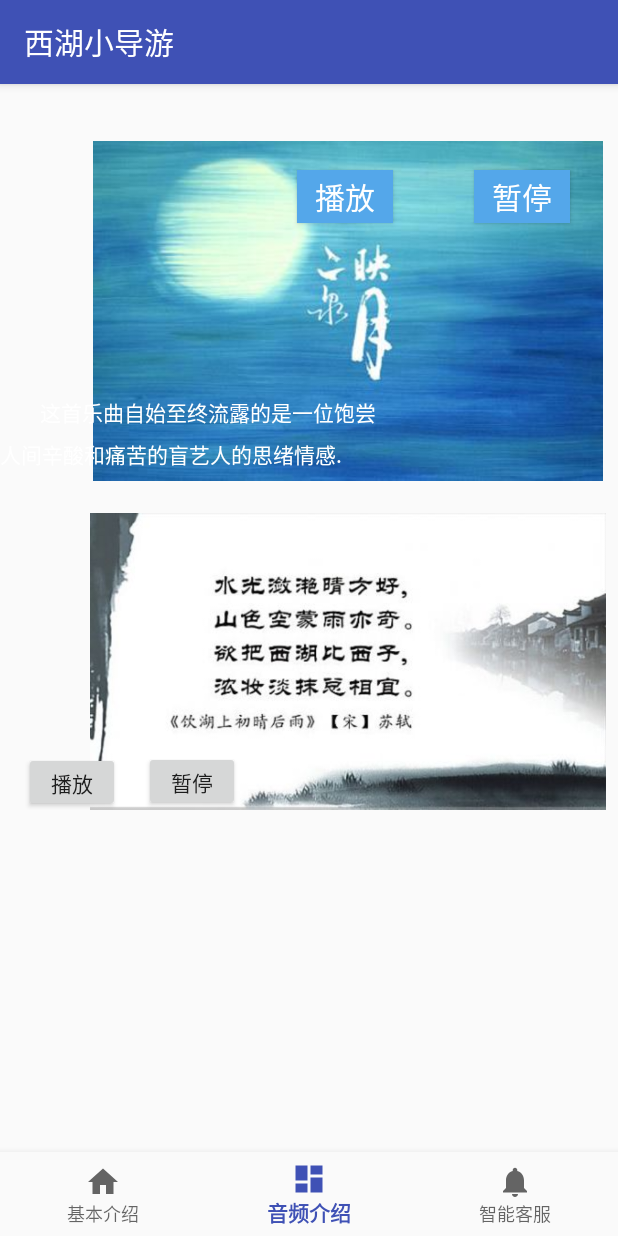
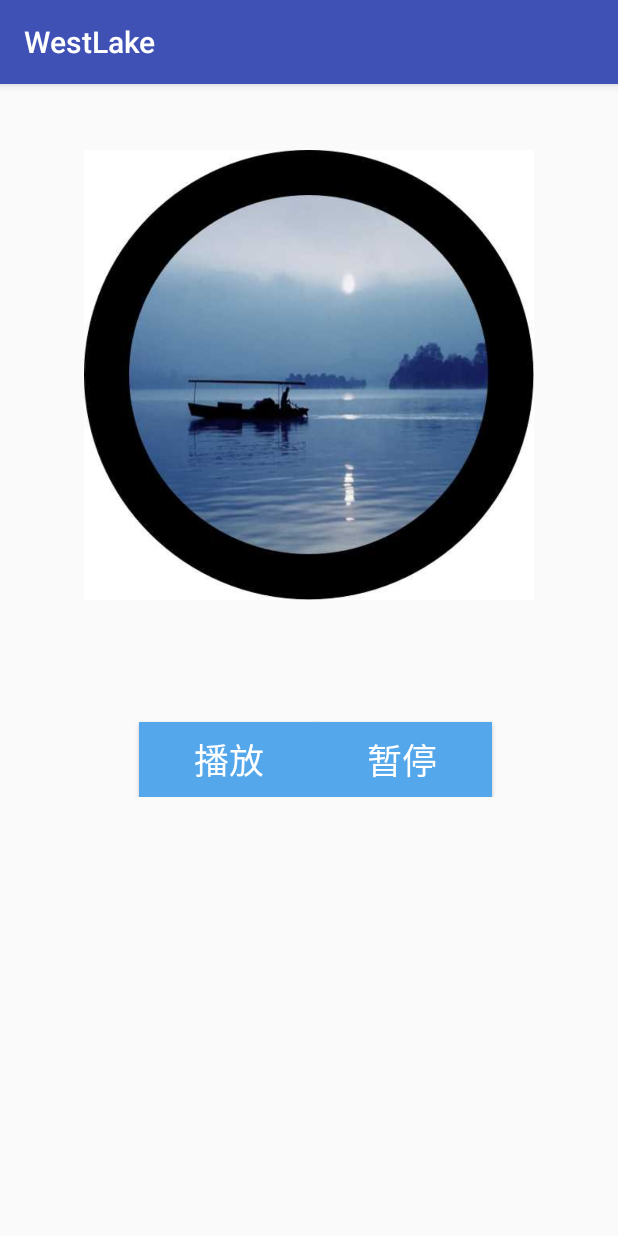
Before and after one commit to aci456852/Android, an Android app: the screen it shows after launch (MainActivity before the commit, FragmentTrailer after it), item 2 of the bottom bar chosen, on a phone screen of 412 x 824 dp. Run offline under Robolectric (Android 15) with nearby library versions, the phone set to English and light mode, and no system bars.

Commit message:
修改音乐播放方式为service

```diff
--- a/WestLakeBB3/app/src/main/AndroidManifest.xml
+++ b/WestLakeBB3/app/src/main/AndroidManifest.xml
@@ -21,6 +21,7 @@
                 <category android:name="android.intent.category.LAUNCHER" />
             </intent-filter>
         </activity>
+        <activity  android:name=".FragmentTrailer" />
         <activity
             android:name=".FragmentCustomservices"
             android:label="@string/title_robot"
@@ -36,6 +37,7 @@
         <activity android:name=".ten_eight_sorth" />
         <activity android:name=".ten_nine_leifeng" />
         <activity android:name=".ten_ten_hehua"></activity>
+        <service android:name=".MusicService"  android:exported="false"/>
     </application>
-
+    <uses-permission android:name="android.permission.WRITE_EXTERNAL_STORAGE"></uses-permission>
 </manifest>
--- a/WestLakeBB3/app/src/main/java/com/example/administrator/highlevel/FragmentTrailer.java
+++ b/WestLakeBB3/app/src/main/java/com/example/administrator/highlevel/FragmentTrailer.java
@@ -1,6 +1,10 @@
 package com.example.administrator.highlevel;
 
 import android.app.Fragment;
+import android.content.ComponentName;
+import android.content.Intent;
+import android.content.ServiceConnection;
+import android.content.pm.PackageManager;
 import android.graphics.drawable.AnimationDrawable;
 import android.media.AudioManager;
 import android.media.MediaPlayer;
@@ -9,64 +13,72 @@ import android.net.Uri;
 import android.os.Build;
 import android.os.Bundle;
 import android.os.Environment;
+import android.os.Handler;
+import android.os.IBinder;
+import android.os.Message;
 import android.support.annotation.Nullable;
 import android.support.annotation.RequiresApi;
+import android.support.v4.app.ActivityCompat;
+import android.support.v4.content.ContextCompat;
+import android.support.v7.app.AppCompatActivity;
+import android.text.TextUtils;
 import android.view.LayoutInflater;
 import android.view.View;
+import android.view.View.OnClickListener;
 import android.view.ViewGroup;
 import android.view.animation.Animation;
 import android.view.animation.AnimationUtils;
 import android.widget.Button;
+import android.widget.EditText;
 import android.widget.ImageView;
 import android.widget.SeekBar;
+import android.widget.Toast;
 import android.widget.VideoView;
 
 import java.io.IOException;
+
+import static android.content.Context.BIND_AUTO_CREATE;
 
 
 /**
  * Created by Administrator on 2017/12/8.
  */
 
-public class FragmentTrailer extends Fragment {
-    MediaPlayer mediaPlayer1;
-    MediaPlayer mediaPlayer2;
-    @RequiresApi(api = Build.VERSION_CODES.LOLLIPOP)
-    public View onCreateView(LayoutInflater inflater, @Nullable ViewGroup container, Bundle savedInstanceState) {
-        View view=inflater.inflate(R.layout.fragment_trailer,container,false);
-        mediaPlayer1 = MediaPlayer.create(getActivity(),R.raw.two);
-        mediaPlayer2 = MediaPlayer.create(getActivity(),R.raw.shici);
+public class FragmentTrailer extends AppCompatActivity{
 
-        Button button= (Button) view.findViewById(R.id.button3);
-        button.setOnClickListener(new View.OnClickListener() {
-            @Override
-            public void onClick(View v) {
-                mediaPlayer1.start();
-            }
-        });
-        Button button2=(Button) view.findViewById(R.id.button2);
-        button2.setOnClickListener(new View.OnClickListener() {
-            @Override
-            public void onClick(View v) {
-                mediaPlayer1.pause();
-            }
-        });
-
-        Button button5= (Button) view.findViewById(R.id.button5);
-        button5.setOnClickListener(new View.OnClickListener() {
-            @Override
-            public void onClick(View v) {
-                mediaPlayer2.start();
-            }
-        });
-        Button button4=(Button) view.findViewById(R.id.button4);
-        button4.setOnClickListener(new View.OnClickListener() {
-            @Override
-            public void onClick(View v) {
-                mediaPlayer2.pause();
-            }
-        });
-        return view;
+    private  Button start,stop;
+    @Override
+    protected void onCreate(Bundle savedInstanceState) {
+        super.onCreate(savedInstanceState);
+        setContentView(R.layout.fragment_trailer);
+        start=(Button)findViewById(R.id.button_play1);
+        stop=(Button)findViewById(R.id.button_stop1);
+        start.setOnClickListener(startlis);
+        stop.setOnClickListener(stoplis);
     }
 
+    private void requestPower() {
+        if (ContextCompat.checkSelfPermission(this, android.Manifest.permission.READ_EXTERNAL_STORAGE) != PackageManager.PERMISSION_GRANTED) {
+            ActivityCompat.requestPermissions(this, new String[]{android.Manifest.permission.READ_EXTERNAL_STORAGE}, 1);
+        }
+    }
+    private OnClickListener startlis=new OnClickListener(){
+
+        @Override
+        public void onClick(View v) {
+            //启动服务
+            startService(new Intent(FragmentTrailer.this, MusicService.class));
+        }
+
+    };
+    private OnClickListener stoplis=new OnClickListener(){
+
+        @Override
+        public void onClick(View v) {
+            //停止服务
+            stopService(new Intent(FragmentTrailer.this,MusicService.class));
+        }
+
+    };
+
 }
--- a/WestLakeBB3/app/src/main/java/com/example/administrator/highlevel/MainActivity.java
+++ b/WestLakeBB3/app/src/main/java/com/example/administrator/highlevel/MainActivity.java
@@ -27,13 +27,12 @@ public class MainActivity extends AppCompatActivity {
                     transaction.commit();
                     return true;
                 case R.id.fragment_Trailer:
-                    Fragment fragmentTrailer=new FragmentTrailer();
-                    transaction.replace(R.id.content,fragmentTrailer);
-                    transaction.commit();
+                    Intent intent = new Intent(MainActivity.this,FragmentTrailer.class);
+                    startActivity(intent);
                     return true;
                 case R.id.fragment_Customerservice:
-                    Intent intent = new Intent(MainActivity.this,FragmentCustomservices.class);
-                    startActivity(intent);
+                    Intent intent2 = new Intent(MainActivity.this,FragmentCustomservices.class);
+                    startActivity(intent2);
                     return true;
             }
             return false;
--- /dev/null
+++ b/WestLakeBB3/app/src/main/java/com/example/administrator/highlevel/MusicService.java
@@ -0,0 +1,32 @@
+package com.example.administrator.highlevel;
+
+/**
+ * Created by lzy on 2018/12/25.
+ */
+
+import android.app.Service;
+import android.content.Intent;
+import android.media.MediaPlayer;
+import android.os.IBinder;
+
+public class MusicService extends Service {
+
+    public MediaPlayer mediaPlayer;
+    public IBinder onBind(Intent intent) {
+        return null;
+    }
+    public void onCreate(){
+        super.onCreate();
+        mediaPlayer = MediaPlayer.create(this, R.raw.two);
+    }
+    @Override
+    public void onStart(Intent intent, int startId) {
+        super.onStart(intent, startId);
+        mediaPlayer.start();
+    }
+    @Override
+    public void onDestroy() {
+        super.onDestroy();
+        mediaPlayer.stop();
+    }
+}
--- a/WestLakeBB3/app/src/main/res/layout/fragment_trailer.xml
+++ b/WestLakeBB3/app/src/main/res/layout/fragment_trailer.xml
@@ -17,114 +17,48 @@
 
                 <ImageView
                     android:id="@+id/imageView7"
-                    android:layout_width="340dp"
-                    android:layout_height="239dp"
+                    android:layout_width="300dp"
+                    android:layout_height="300dp"
                     android:layout_alignParentLeft="true"
                     android:layout_alignParentStart="true"
-                    android:layout_marginRight="10dp"
-                    android:layout_marginTop="31dp"
+                    android:layout_marginBottom="8dp"
+                    android:layout_marginLeft="8dp"
+                    android:layout_marginRight="8dp"
+                    android:layout_marginTop="8dp"
+                    app:layout_constraintBottom_toBottomOf="parent"
+                    app:layout_constraintLeft_toLeftOf="parent"
                     app:layout_constraintRight_toRightOf="parent"
                     app:layout_constraintTop_toTopOf="parent"
+                    app:layout_constraintVertical_bias="0.226"
                     app:srcCompat="@drawable/erquanyy" />
 
                 <Button
-                    android:id="@+id/button2"
+                    android:id="@+id/button_play1"
                     style="@style/LabelStyle"
-                    android:layout_width="64dp"
-                    android:layout_height="35dp"
+                    android:layout_width="120dp"
+                    android:layout_height="50dp"
                     android:layout_column="0"
-                    android:layout_marginLeft="0dp"
-                    android:layout_marginRight="8dp"
+                    android:layout_marginRight="199dp"
+                    android:layout_marginTop="425dp"
+                    android:layout_row="1"
+                    android:text="播放"
+                    app:layout_constraintRight_toRightOf="parent"
+                    app:layout_constraintTop_toTopOf="parent" />
+
+                <Button
+                    android:id="@+id/button_stop1"
+                    style="@style/LabelStyle"
+                    android:layout_width="120dp"
+                    android:layout_height="50dp"
+                    android:layout_column="1"
+                    android:layout_marginLeft="208dp"
+                    android:layout_marginTop="425dp"
                     android:layout_row="1"
                     android:text="暂停"
-                    app:layout_constraintHorizontal_bias="0.692"
-                    app:layout_constraintLeft_toRightOf="@+id/button3"
-                    app:layout_constraintRight_toRightOf="parent"
-                    app:layout_constraintTop_toTopOf="parent"
-                    android:layout_marginTop="57dp" />
-
-                <Button
-                    android:id="@+id/button3"
-                    style="@style/LabelStyle"
-                    android:layout_width="64dp"
-                    android:layout_height="35dp"
-                    android:layout_column="1"
-                    android:layout_marginLeft="198dp"
-                    android:layout_marginTop="57dp"
-                    android:layout_row="1"
-                    android:text="播放"
                     app:layout_constraintLeft_toLeftOf="parent"
                     app:layout_constraintTop_toTopOf="parent" />
-
-                <TextView
-                    android:id="@+id/textView20"
-                    android:layout_width="252dp"
-                    android:layout_height="52dp"
-                    android:layout_margin="10dp"
-                    android:lineSpacingExtra="7dp"
-                    android:textColor="#ffffff"
-                    android:text="        这首乐曲自始至终流露的是一位饱尝人间辛酸和痛苦的盲艺人的思绪情感."
-                    app:layout_constraintBottom_toBottomOf="parent"
-                    app:layout_constraintTop_toTopOf="parent"
-                    tools:layout_editor_absoluteX="92dp"
-                    app:layout_constraintVertical_bias="1.0" />
 
             </android.support.constraint.ConstraintLayout>
         </LinearLayout>
 
-    <LinearLayout
-        android:layout_width="match_parent"
-        android:layout_height="wrap_content"
-        android:orientation="vertical" >
-
-        <android.support.constraint.ConstraintLayout
-            android:layout_width="match_parent"
-            android:layout_height="match_parent">
-
-            <ImageView
-                android:id="@+id/imageView8"
-                android:layout_width="344dp"
-                android:layout_height="254dp"
-                android:layout_alignParentLeft="true"
-                android:layout_alignParentStart="true"
-                android:layout_marginRight="8dp"
-                android:layout_marginTop="258dp"
-                app:layout_constraintRight_toRightOf="parent"
-                app:layout_constraintTop_toTopOf="parent"
-                app:srcCompat="@drawable/shici" />
-
-            <Button
-                android:id="@+id/button4"
-
-                android:layout_width="64dp"
-                android:layout_height="40dp"
-                android:layout_column="0"
-                android:layout_marginLeft="0dp"
-                android:layout_marginRight="8dp"
-                android:layout_row="1"
-                android:text="暂停"
-                app:layout_constraintLeft_toRightOf="@+id/button5"
-                app:layout_constraintRight_toRightOf="parent"
-                app:layout_constraintBottom_toBottomOf="parent"
-                android:layout_marginBottom="27dp"
-                app:layout_constraintTop_toTopOf="parent"
-                android:layout_marginTop="8dp"
-                app:layout_constraintVertical_bias="1.0"
-                app:layout_constraintHorizontal_bias="0.062" />
-
-            <Button
-                android:id="@+id/button5"
-
-                android:layout_width="64dp"
-                android:layout_height="40dp"
-                android:layout_column="1"
-                android:layout_marginLeft="16dp"
-                android:layout_marginTop="445dp"
-                android:layout_row="1"
-                android:text="播放"
-                app:layout_constraintLeft_toLeftOf="parent"
-                app:layout_constraintTop_toTopOf="parent" />
-
-        </android.support.constraint.ConstraintLayout>
-    </LinearLayout>
 </RelativeLayout>
--- a/WestLakeBB3/app/src/main/res/layout/message_left.xml
+++ b/WestLakeBB3/app/src/main/res/layout/message_left.xml
@@ -22,5 +22,4 @@
         android:layout_marginTop="20dp"
         android:text=""
         android:textSize="20sp" />
-
 </LinearLayout>
--- a/WestLakeBB3/app/src/main/res/values/styles.xml
+++ b/WestLakeBB3/app/src/main/res/values/styles.xml
@@ -20,7 +20,7 @@
     <style name="LabelStyle">
         <item name="android:textColor">#ffffff</item>
         <item name="android:background">#54a7ea</item>
-        <item name="android:textSize">20dp</item>
+        <item name="android:textSize">23dp</item>
     </style>
 
     <style name="TextStyle">
```
Also changed, not shown: WestLakeBB3/app/src/main/res/drawable/erquanyy.jpg.
